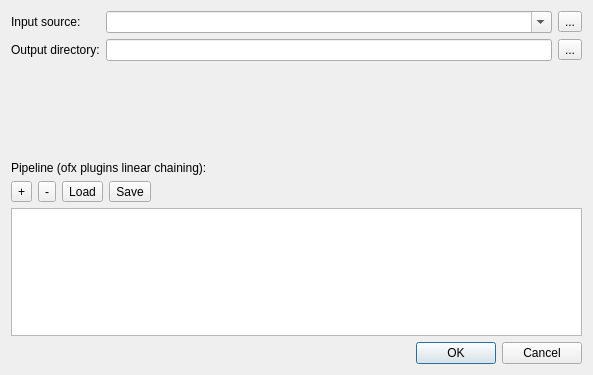
This is applications/kaliscope_qt/src/settings/ui/RecordingSettingsDialog.ui in edubois/kaliscope as Qt 5 draws it before an edit. The edited form follows.
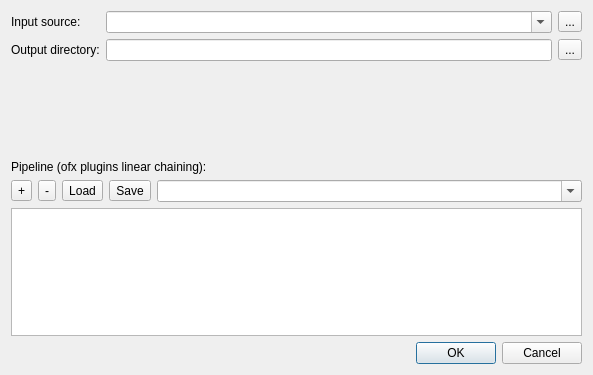
This is the edited form. Icons and pictures are not drawn.

What changed in the file:
```diff
--- a/applications/kaliscope_qt/src/settings/ui/RecordingSettingsDialog.ui
+++ b/applications/kaliscope_qt/src/settings/ui/RecordingSettingsDialog.ui
@@ -141,17 +141,14 @@
       </widget>
      </item>
      <item>
-      <spacer name="horizontalSpacer">
-       <property name="orientation">
-        <enum>Qt::Horizontal</enum>
+      <widget class="QComboBox" name="comboPresets">
+       <property name="toolTip">
+        <string>preset name</string>
        </property>
-       <property name="sizeHint" stdset="0">
-        <size>
-         <width>40</width>
-         <height>20</height>
-        </size>
+       <property name="editable">
+        <bool>true</bool>
        </property>
-      </spacer>
+      </widget>
      </item>
     </layout>
    </item>
```
Left out of the diff: 9 changed lines with no effect on the pictures.
